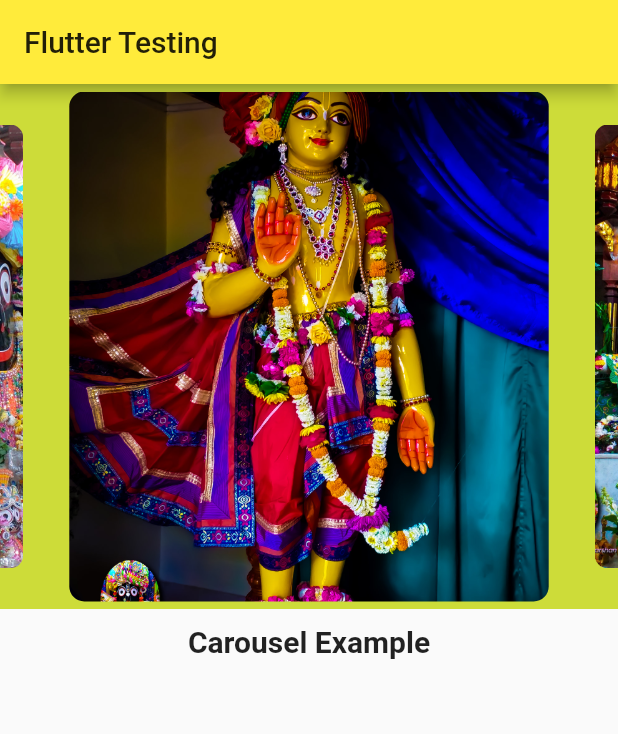
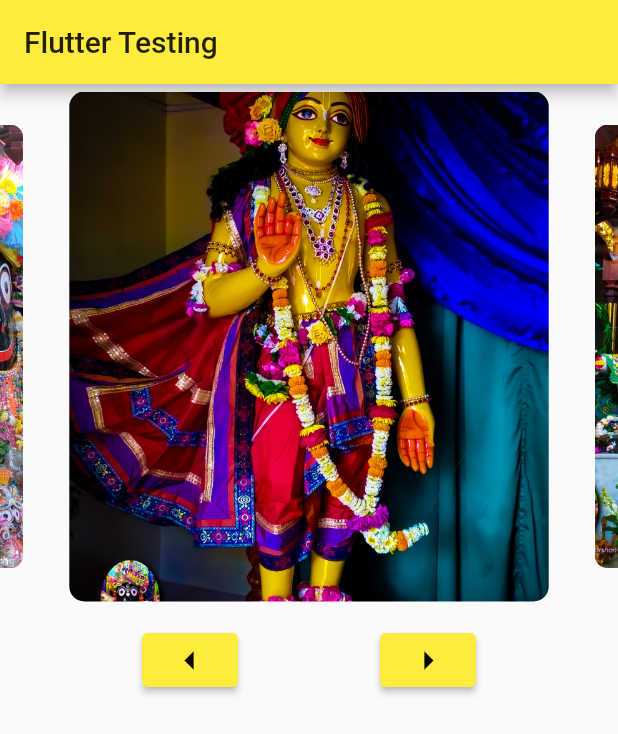
Before and after one commit to iamsourav37/image_carousel_flutter, a Flutter app: the screen it shows after launch, on a phone screen of 412 x 824 dp. Shown: the top 734 px of the screen. Run offline on Flutter 3.47's test engine with Material 2 defaults, Android fonts, the phone set to English and light mode, and no system bars; drawn by our look-alikes of carousel_slider.

Commit message:
next, prev button added

```diff
--- a/lib/HomePage.dart
+++ b/lib/HomePage.dart
@@ -9,6 +9,7 @@ class HomePage extends StatefulWidget {
 }
 
 class _HomePageState extends State<HomePage> {
+  CarouselController carouselController = CarouselController();
   final _imagePath = [
     'assets/images/img0.jpg',
     'assets/images/img1.jpg',
@@ -26,10 +27,8 @@ class _HomePageState extends State<HomePage> {
           children: [
             Container(
               height: 350,
-              decoration: BoxDecoration(
-                color: Colors.lime,
-              ),
               child: CarouselSlider(
+                carouselController: carouselController,
                 items: _imagePath.map((image) {
                   return Container(
                     margin: EdgeInsets.all(5),
@@ -62,12 +61,34 @@ class _HomePageState extends State<HomePage> {
               height: 10,
             ),
             Container(
-              child: Text(
-                "Carousel Example",
-                style: TextStyle(
-                  fontSize: 20.0,
-                  fontWeight: FontWeight.bold,
-                ),
+              child: Row(
+                mainAxisAlignment: MainAxisAlignment.spaceEvenly,
+                children: [
+                  ElevatedButton(
+                    onPressed: () {
+                      carouselController.previousPage(
+                        duration: Duration(milliseconds: 800),
+                        curve: Curves.decelerate,
+                      );
+                    },
+                    child: Icon(
+                      Icons.arrow_left,
+                      size: 30.0,
+                    ),
+                  ),
+                  ElevatedButton(
+                    onPressed: () {
+                      carouselController.nextPage(
+                        duration: Duration(milliseconds: 800),
+                        curve: Curves.decelerate,
+                      );
+                    },
+                    child: Icon(
+                      Icons.arrow_right,
+                      size: 30.0,
+                    ),
+                  ),
+                ],
               ),
             ),
           ],
```
